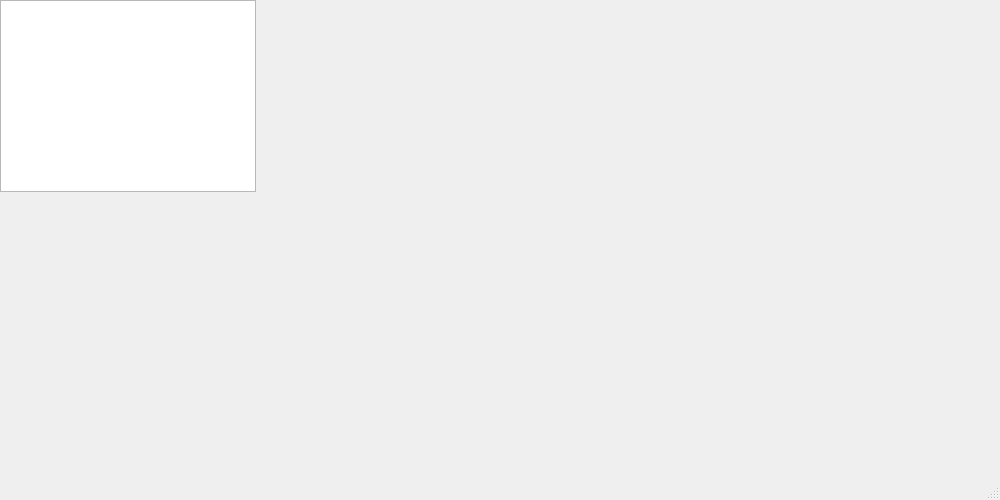
Julian-guillermo-zapata-rugeles/proyectoInformatica, file proyectoInformatica/mainwindow.ui: the form before one commit.
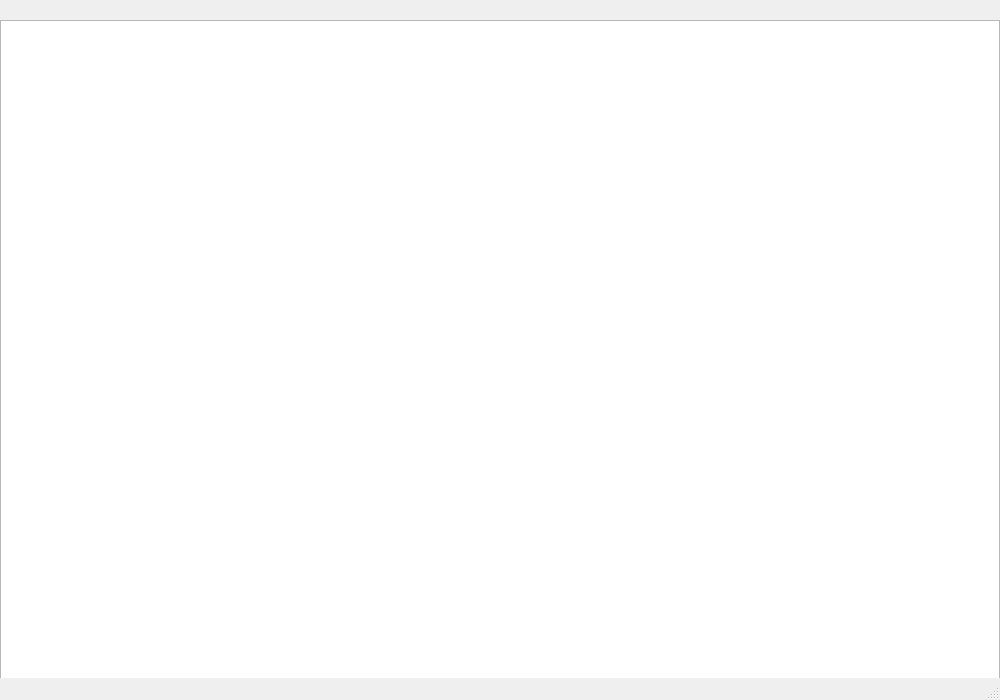
The form after the commit.

```diff
--- a/proyectoInformatica/mainwindow.ui
+++ b/proyectoInformatica/mainwindow.ui
@@ -7,7 +7,7 @@
     <x>0</x>
     <y>0</y>
     <width>1000</width>
-    <height>500</height>
+    <height>700</height>
    </rect>
   </property>
   <property name="sizePolicy">
@@ -30,6 +30,14 @@
     <property name="enabled">
      <bool>true</bool>
     </property>
+    <property name="geometry">
+     <rect>
+      <x>0</x>
+      <y>20</y>
+      <width>1000</width>
+      <height>700</height>
+     </rect>
+    </property>
    </widget>
   </widget>
   <widget class="QMenuBar" name="menubar">
```
Left out of the diff: 2 changed lines with no effect on the pictures.
